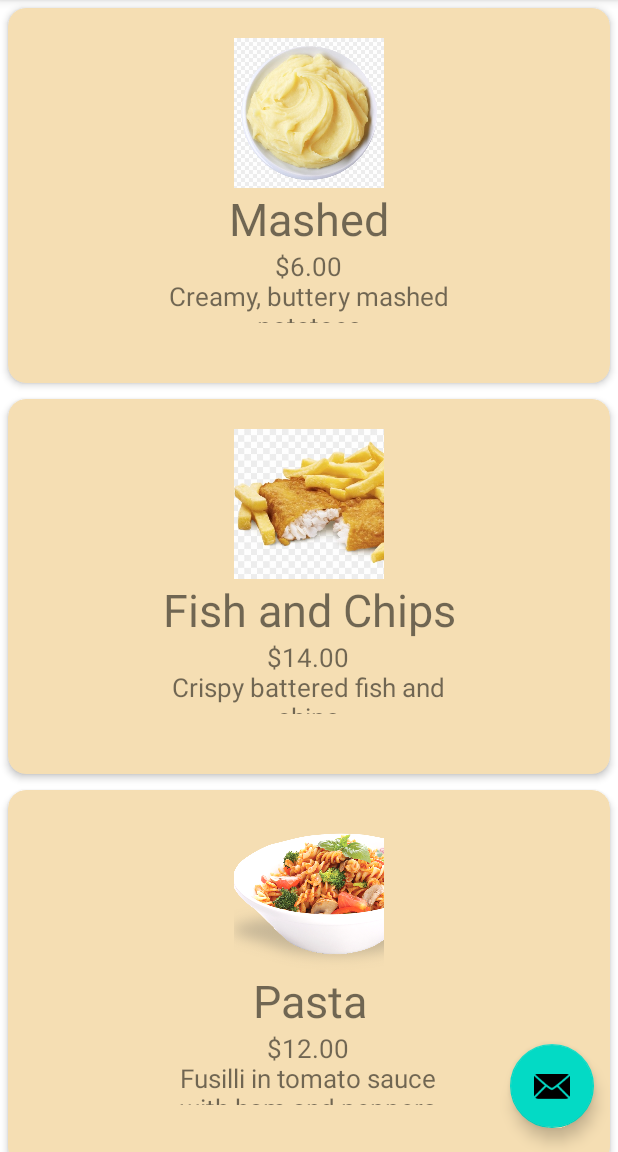
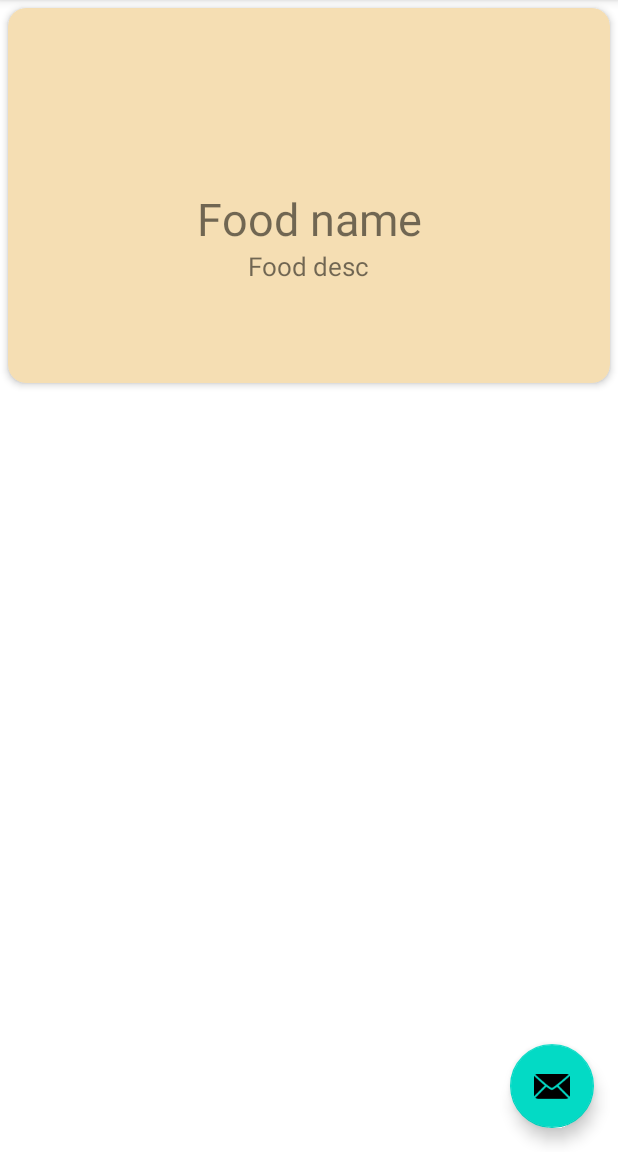
Before and after one commit to hemisemidemipresent/Pairwork-PA, an Android app: the screen it shows after launch (MainActivity), on a phone screen of 412 x 824 dp, the part 84-1236 px from its top. Run offline under Robolectric (Android 15) with nearby library versions, the phone set to English and light mode, and no system bars.

Commit message:
recyclerview

```diff
--- /dev/null
+++ b/app/src/main/java/com/example/myapplication/Item.kt
@@ -0,0 +1,13 @@
+package com.example.myapplication
+
+import java.util.*
+
+data class Item(
+    val ID: String,
+    val name: String,
+    val desc: String,
+    val brand: String,
+    val price: Double,
+    val size: ItemSize,
+    val expiry: Date,
+)
--- /dev/null
+++ b/app/src/main/java/com/example/myapplication/ItemSize.kt
@@ -0,0 +1,5 @@
+package com.example.myapplication
+
+enum class ItemSize {
+    SMALL, MEDIUM,LARGE
+}
--- a/app/src/main/java/com/example/myapplication/MainActivity.kt
+++ b/app/src/main/java/com/example/myapplication/MainActivity.kt
@@ -4,9 +4,11 @@ import android.os.Bundle
 import androidx.appcompat.app.AppCompatActivity
 import androidx.recyclerview.widget.LinearLayoutManager
 import androidx.recyclerview.widget.RecyclerView
+import java.util.*
+import kotlin.collections.ArrayList
 
 class MainActivity : AppCompatActivity() {
-    val chpsList = ArrayList<Chapters>()
+    val chpsList = ArrayList<Item>()
 
     override fun onCreate(savedInstanceState: Bundle?) {
         super.onCreate(savedInstanceState)
@@ -15,11 +17,7 @@ class MainActivity : AppCompatActivity() {
         val recyclerView = findViewById<RecyclerView>(R.id.recycler_view)
         val layoutManager = LinearLayoutManager(this)
         recyclerView.layoutManager = layoutManager
-        chpsList.add(Chapters("Mashed Potatoes", "\$6.00\nCreamy, buttery mashed potatoes", R.drawable.food01))
-        chpsList.add(Chapters("Fish and Chips", "\$14.00\nCrispy battered fish and chips", R.drawable.food02))
-        chpsList.add(Chapters("Pasta", "\$12.00\nFusilli in tomato sauce with ham and peppers", R.drawable.food03))
-        chpsList.add(Chapters("Chocolate Cake", "\$8.00\nIndulgent chocolate fudge cake", R.drawable.food04))
-        chpsList.add(Chapters("Espresso", "\$4.00\nSmooth and fragrant espresso", R.drawable.food05))
+        chpsList.add(Item("FD00000","name","insert description","brand",69420.0, ItemSize.MEDIUM, Date(0)))
         val adapter = RecyclerAdapter(chpsList)
         recyclerView.setAdapter(adapter)
     }
--- a/app/src/main/java/com/example/myapplication/RecyclerAdapter.kt
+++ b/app/src/main/java/com/example/myapplication/RecyclerAdapter.kt
@@ -1,28 +1,25 @@
 package com.example.myapplication
 
-import android.content.Intent
+import android.view.LayoutInflater
 import android.view.View
-import androidx.recyclerview.widget.RecyclerView
-import android.widget.TextView
 import android.view.ViewGroup
 import android.widget.ImageView
-import android.view.LayoutInflater
-import com.google.android.material.snackbar.Snackbar
+import android.widget.TextView
+import androidx.recyclerview.widget.RecyclerView
 
-class RecyclerAdapter(val chpsList: ArrayList<Chapters>) : RecyclerView.Adapter<RecyclerAdapter.ViewHolder>() {
+class RecyclerAdapter(val chpsList: ArrayList<Item>) :
+    RecyclerView.Adapter<RecyclerAdapter.ViewHolder>() {
+    override fun onCreateViewHolder(parent: ViewGroup, viewType: Int): ViewHolder {
+        val v: View =
+            LayoutInflater.from(parent.context).inflate(R.layout.card_layout, parent, false)
+        return ViewHolder(v)
+    }
 
-    override fun onCreateViewHolder(parent: ViewGroup, viewType: Int): ViewHolder {
-        val v : View = LayoutInflater.from(parent.context)
-            .inflate(R.layout.card_layout,parent,false)
-        return ViewHolder(v)
-
-    }
-    override fun onBindViewHolder(holder: ViewHolder, position: Int) {
+    override fun onBindViewHolder(holder: RecyclerAdapter.ViewHolder, position: Int) {
         holder.bindItems(chpsList[position])
     }
+
     override fun getItemCount() = chpsList.size
-
-    // The class holding the list view
     class ViewHolder(itemView: View) : RecyclerView.ViewHolder(itemView) {
         var itemImage: ImageView
         var itemName: TextView
@@ -32,29 +29,13 @@ class RecyclerAdapter(val chpsList: ArrayList<Chapters>) : RecyclerView.Adapter<
             itemImage = itemView.findViewById(R.id.item_image)
             itemName = itemView.findViewById(R.id.item_name)
             itemDescription = itemView.findViewById(R.id.item_description)
-
-            itemView.setOnClickListener{ view ->
-                //val pos = adapterPosition +1
-                /*val string = when(adapterPosition) {
-                    0 -> "Mashed Potatoes\n\$6.00\nCreamy, buttery mashed potatoes"
-                    1 -> "Fish and Chips\n\$14.00\nCrispy battered fish and chips"
-                    2 -> "Pasta\n\$12.00\nFusilli in tomato sauce with ham and peppers"
-                    3 -> "Chocolate Cake\n\$8.00\nIndulgent chocolate fudge cake"
-                    4 -> "Espresso\n\$4.00\nSmooth and fragrant espresso"
-                    else -> ""
-                }
-                Snackbar.make(view, "Click detected on item $pos", Snackbar.LENGTH_LONG)
-                    .setAction("Action",null).show()*/
-                //val intent = Intent(itemView.context, AfterActivity::class.java)
-                //intent.putExtra("string", string)
-                //itemView.context.startActivity(intent)
-            }
+            itemView.setOnClickListener { view -> val pos = adapterPosition + 1 }
         }
 
-        fun bindItems(chp : Chapters){
-            itemName.text = chp.title
-            itemDescription.text = chp.detail
-            itemImage.setImageResource(chp.images)
+        fun bindItems(item: Item) {
+            //itemTitle.text = chp.title
+            //itemDetails.text = chp.detail
+            //itemImage.setImageResource(chp.images)
         }
     }
 }
```
Also changed, not shown: app/src/main/java/com/example/myapplication/fragments/RecyclerViewFragment.kt (added, +26 -0 lines), app/src/main/res/layout/fragment_recycler_view.xml (added, +11 -0 lines).
